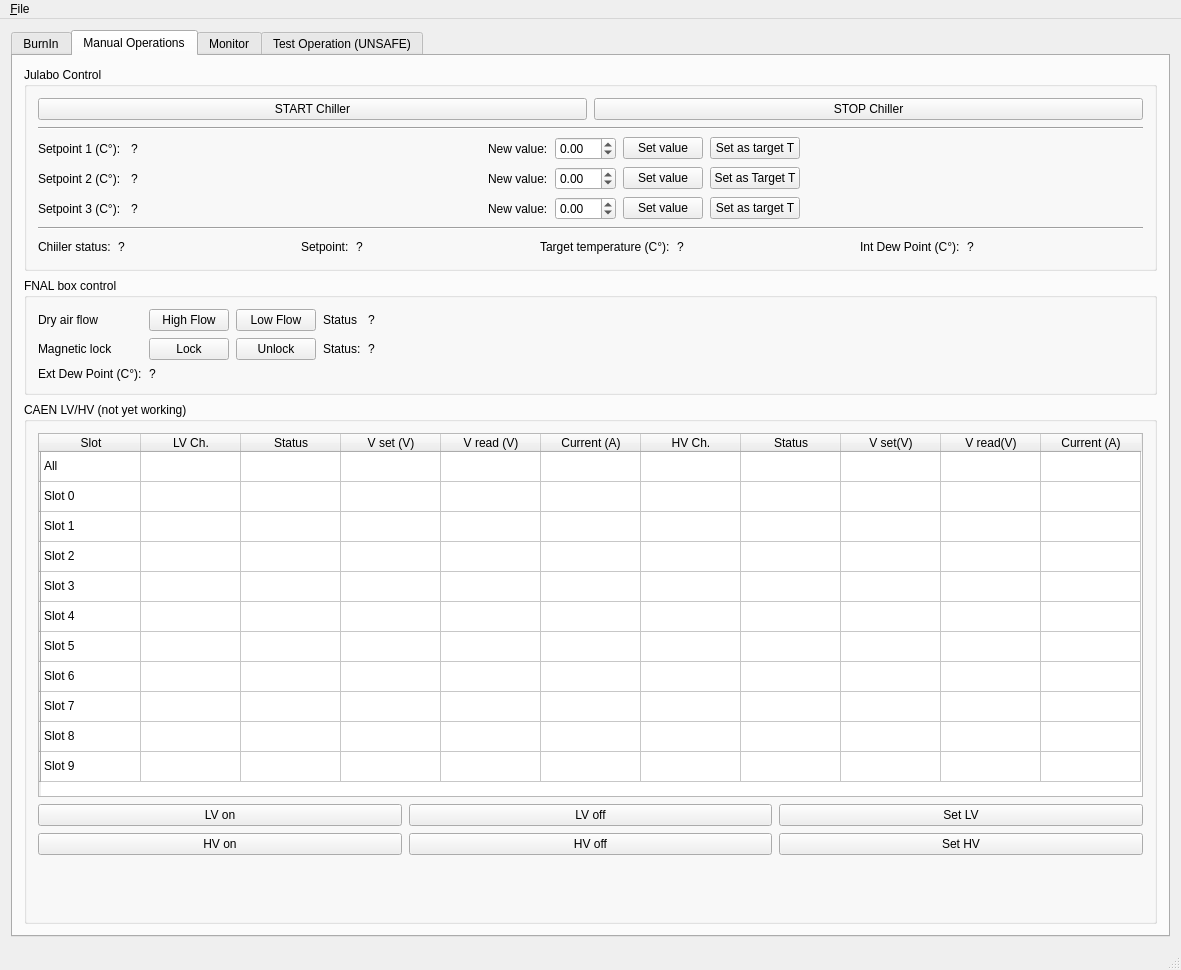
This is GUI.ui in pisaoutertracker/BurnIn_Controller as Qt 5 draws it before an edit. The edited form follows.
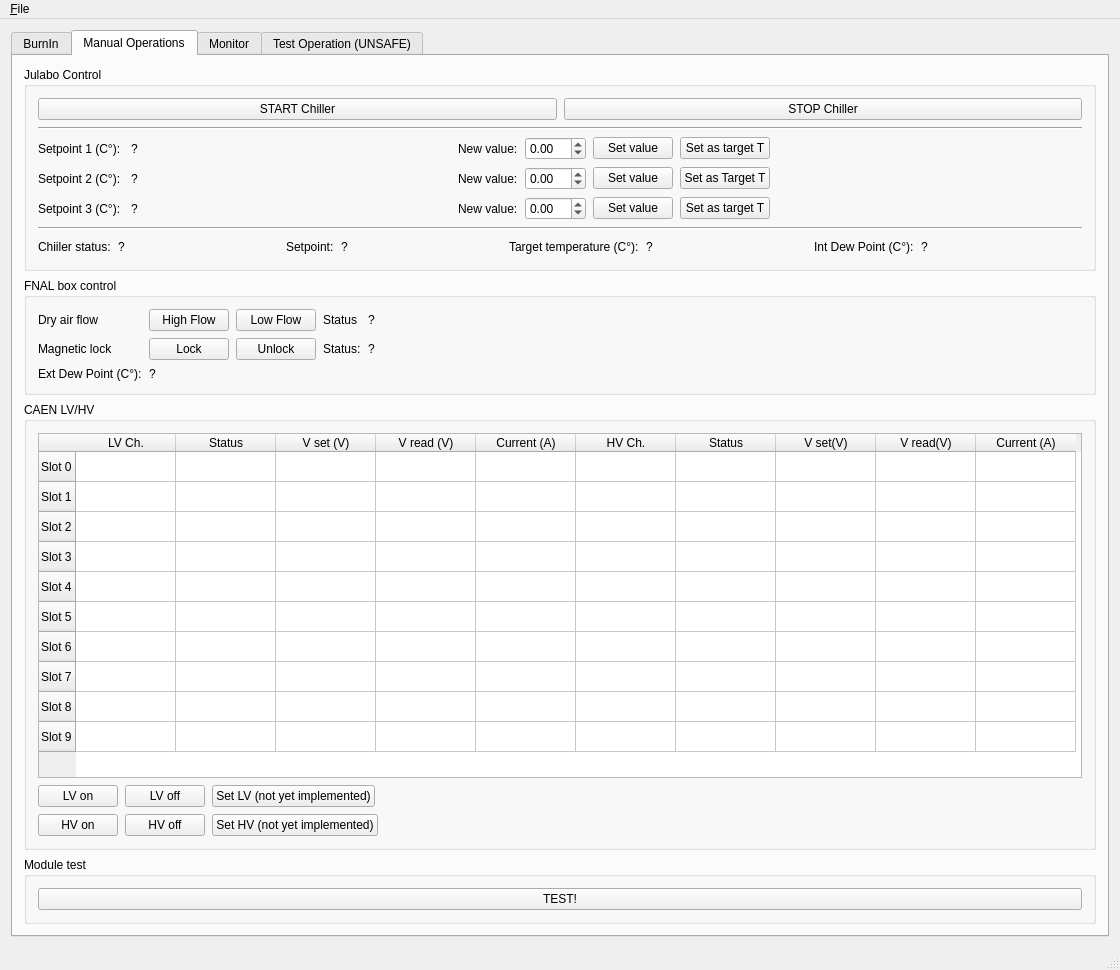
This is the edited form. Icons and pictures are not drawn.

The edit to the form file:
```diff
--- a/GUI.ui
+++ b/GUI.ui
@@ -9,7 +9,7 @@
    <rect>
     <x>0</x>
     <y>0</y>
-    <width>1181</width>
+    <width>1120</width>
     <height>970</height>
    </rect>
   </property>
@@ -512,8 +512,14 @@
         </item>
         <item>
          <widget class="QGroupBox" name="groupBox_12">
+          <property name="maximumSize">
+           <size>
+            <width>16777215</width>
+            <height>16777215</height>
+           </size>
+          </property>
           <property name="title">
-           <string>CAEN LV/HV (not yet working)</string>
+           <string>CAEN LV/HV </string>
           </property>
           <layout class="QVBoxLayout" name="verticalLayout_14">
            <item>
@@ -550,235 +556,132 @@
              </attribute>
              <row>
               <property name="text">
-               <string/>
-              </property>
-             </row>
-             <row>
-              <property name="text">
-               <string/>
-              </property>
-             </row>
-             <row>
-              <property name="text">
-               <string/>
-              </property>
-             </row>
-             <row>
-              <property name="text">
-               <string/>
-              </property>
-             </row>
-             <row>
-              <property name="text">
-               <string/>
-              </property>
-             </row>
-             <row>
-              <property name="text">
-               <string/>
-              </property>
-             </row>
-             <row>
-              <property name="text">
-               <string/>
-              </property>
-             </row>
-             <row>
-              <property name="text">
-               <string/>
-              </property>
-             </row>
-             <row>
-              <property name="text">
-               <string/>
-              </property>
-             </row>
-             <row>
-              <property name="text">
-               <string/>
-              </property>
-             </row>
-             <row>
-              <property name="text">
-               <string/>
-              </property>
-             </row>
-             <column>
-              <property name="text">
-               <string>Slot</string>
-              </property>
-             </column>
-             <column>
-              <property name="text">
-               <string>LV Ch.</string>
-              </property>
-             </column>
-             <column>
-              <property name="text">
-               <string>Status</string>
-              </property>
-             </column>
-             <column>
-              <property name="text">
-               <string>V set (V)</string>
-              </property>
-             </column>
-             <column>
-              <property name="text">
-               <string>V read (V)</string>
-              </property>
-             </column>
-             <column>
-              <property name="text">
-               <string>Current (A)</string>
-              </property>
-             </column>
-             <column>
-              <property name="text">
-               <string>HV Ch.</string>
-              </property>
-             </column>
-             <column>
-              <property name="text">
-               <string>Status</string>
-              </property>
-             </column>
-             <column>
-              <property name="text">
-               <string>V set(V)</string>
-              </property>
-             </column>
-             <column>
-              <property name="text">
-               <string>V read(V)</string>
-              </property>
-             </column>
-             <column>
-              <property name="text">
-               <string>Current (A)</string>
-              </property>
-             </column>
-             <item row="0" column="0">
-              <property name="text">
-               <string>All</string>
-              </property>
-              <property name="checkState">
-               <enum>Unchecked</enum>
-              </property>
-             </item>
-             <item row="0" column="1">
-              <property name="text">
-               <string/>
-              </property>
-             </item>
-             <item row="1" column="0">
-              <property name="text">
                <string>Slot 0</string>
               </property>
-              <property name="checkState">
-               <enum>Unchecked</enum>
-              </property>
-             </item>
-             <item row="1" column="1">
-              <property name="text">
-               <string/>
-              </property>
-             </item>
-             <item row="2" column="0">
+             </row>
+             <row>
               <property name="text">
                <string>Slot 1</string>
               </property>
-              <property name="checkState">
-               <enum>Unchecked</enum>
-              </property>
-             </item>
-             <item row="2" column="1">
-              <property name="text">
-               <string/>
-              </property>
-             </item>
-             <item row="3" column="0">
+             </row>
+             <row>
               <property name="text">
                <string>Slot 2</string>
               </property>
-              <property name="checkState">
-               <enum>Unchecked</enum>
-              </property>
-             </item>
-             <item row="3" column="1">
-              <property name="text">
-               <string/>
-              </property>
-             </item>
-             <item row="3" column="2">
-              <property name="text">
-               <string/>
-              </property>
-             </item>
-             <item row="4" column="0">
+             </row>
+             <row>
               <property name="text">
                <string>Slot 3</string>
               </property>
-              <property name="checkState">
-               <enum>Unchecked</enum>
-              </property>
-             </item>
-             <item row="4" column="1">
-              <property name="text">
-               <string/>
-              </property>
-             </item>
-             <item row="5" column="0">
+             </row>
+             <row>
               <property name="text">
                <string>Slot 4</string>
               </property>
-              <property name="checkState">
-               <enum>Unchecked</enum>
-              </property>
-             </item>
-             <item row="5" column="1">
-              <property name="text">
-               <string/>
-              </property>
-             </item>
-             <item row="6" column="0">
+             </row>
+             <row>
               <property name="text">
                <string>Slot 5</string>
               </property>
-              <property name="checkState">
-               <enum>Unchecked</enum>
-              </property>
-             </item>
-             <item row="7" column="0">
+             </row>
+             <row>
               <property name="text">
                <string>Slot 6</string>
               </property>
-              <property name="checkState">
-               <enum>Unchecked</enum>
-              </property>
-             </item>
-             <item row="8" column="0">
+             </row>
+             <row>
               <property name="text">
                <string>Slot 7</string>
               </property>
-              <property name="checkState">
-               <enum>Unchecked</enum>
-              </property>
-             </item>
-             <item row="9" column="0">
+             </row>
+             <row>
               <property name="text">
                <string>Slot 8</string>
               </property>
-              <property name="checkState">
-               <enum>Unchecked</enum>
-              </property>
-             </item>
-             <item row="10" column="0">
+             </row>
+             <row>
               <property name="text">
                <string>Slot 9</string>
               </property>
-              <property name="checkState">
-               <enum>Unchecked</enum>
+             </row>
+             <column>
+              <property name="text">
+               <string>LV Ch.</string>
+              </property>
+             </column>
+             <column>
+              <property name="text">
+               <string>Status</string>
+              </property>
+             </column>
+             <column>
+              <property name="text">
+               <string>V set (V)</string>
+              </property>
+             </column>
+             <column>
+              <property name="text">
+               <string>V read (V)</string>
+              </property>
+             </column>
+             <column>
+              <property name="text">
+               <string>Current (A)</string>
+              </property>
+             </column>
+             <column>
+              <property name="text">
+               <string>HV Ch.</string>
+              </property>
+             </column>
+             <column>
+              <property name="text">
+               <string>Status</string>
+              </property>
+             </column>
+             <column>
+              <property name="text">
+               <string>V set(V)</string>
+              </property>
+             </column>
+             <column>
+              <property name="text">
+               <string>V read(V)</string>
+              </property>
+             </column>
+             <column>
+              <property name="text">
+               <string>Current (A)</string>
+              </property>
+             </column>
+             <item row="0" column="0">
+              <property name="text">
+               <string/>
+              </property>
+             </item>
+             <item row="1" column="0">
+              <property name="text">
+               <string/>
+              </property>
+             </item>
+             <item row="2" column="0">
+              <property name="text">
+               <string/>
+              </property>
+             </item>
+             <item row="2" column="1">
+              <property name="text">
+               <string/>
+              </property>
+             </item>
+             <item row="3" column="0">
+              <property name="text">
+               <string/>
+              </property>
+             </item>
+             <item row="4" column="0">
+              <property name="text">
+               <string/>
               </property>
              </item>
             </widget>
@@ -790,6 +693,9 @@
                <property name="text">
                 <string>LV on</string>
                </property>
+               <property name="flat">
+                <bool>false</bool>
+               </property>
               </widget>
              </item>
              <item>
@@ -802,10 +708,23 @@
              <item>
               <widget class="QPushButton" name="pushButton_8">
                <property name="text">
-                <string>Set LV</string>
+                <string>Set LV (not yet implemented)</string>
                </property>
               </widget>
              </item>
+             <item>
+              <spacer name="horizontalSpacer_10">
+               <property name="orientation">
+                <enum>Qt::Horizontal</enum>
+               </property>
+               <property name="sizeHint" stdset="0">
+                <size>
+                 <width>40</width>
+                 <height>20</height>
+                </size>
+               </property>
+              </spacer>
+             </item>
             </layout>
            </item>
            <item>
@@ -827,24 +746,44 @@
              <item>
               <widget class="QPushButton" name="pushButton_3">
                <property name="text">
-                <string>Set HV</string>
+                <string>Set HV (not yet implemented)</string>
                </property>
               </widget>
              </item>
+             <item>
+              <spacer name="horizontalSpacer_11">
+               <property name="orientation">
+                <enum>Qt::Horizontal</enum>
+               </property>
+               <property name="sizeHint" stdset="0">
+                <size>
+                 <width>40</width>
+                 <height>20</height>
+                </size>
+               </property>
+              </spacer>
+             </item>
             </layout>
            </item>
+          </layout>
+         </widget>
+        </item>
+        <item>
+         <widget class="QGroupBox" name="groupBox_13">
+          <property name="title">
+           <string>Module test</string>
+          </property>
+          <layout class="QVBoxLayout" name="verticalLayout_13">
            <item>
-            <spacer name="verticalSpacer_4">
-             <property name="orientation">
-              <enum>Qt::Vertical</enum>
-             </property>
-             <property name="sizeHint" stdset="0">
-              <size>
-               <width>20</width>
-               <height>40</height>
-              </size>
-             </property>
-            </spacer>
+            <layout class="QHBoxLayout" name="horizontalLayout_2">
+             <item>
+              <widget class="QPushButton" name="Ctrl_StartTest_btn">
+               <property name="text">
+                <string>TEST!</string>
+               </property>
+              </widget>
+             </item>
+            </layout>
            </item>
           </layout>
          </widget>
@@ -2281,7 +2220,7 @@
     <rect>
      <x>0</x>
      <y>0</y>
-     <width>1181</width>
+     <width>1120</width>
      <height>20</height>
     </rect>
    </property>
```
Left out of the diff: 18 changed lines with no effect on the pictures.
